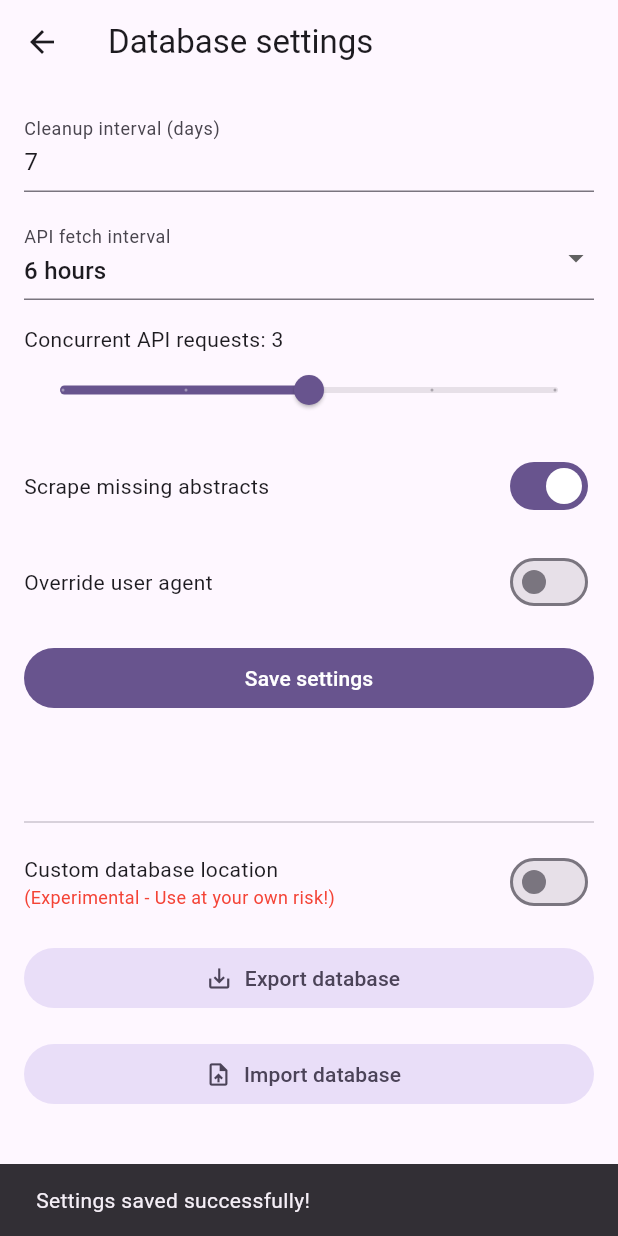
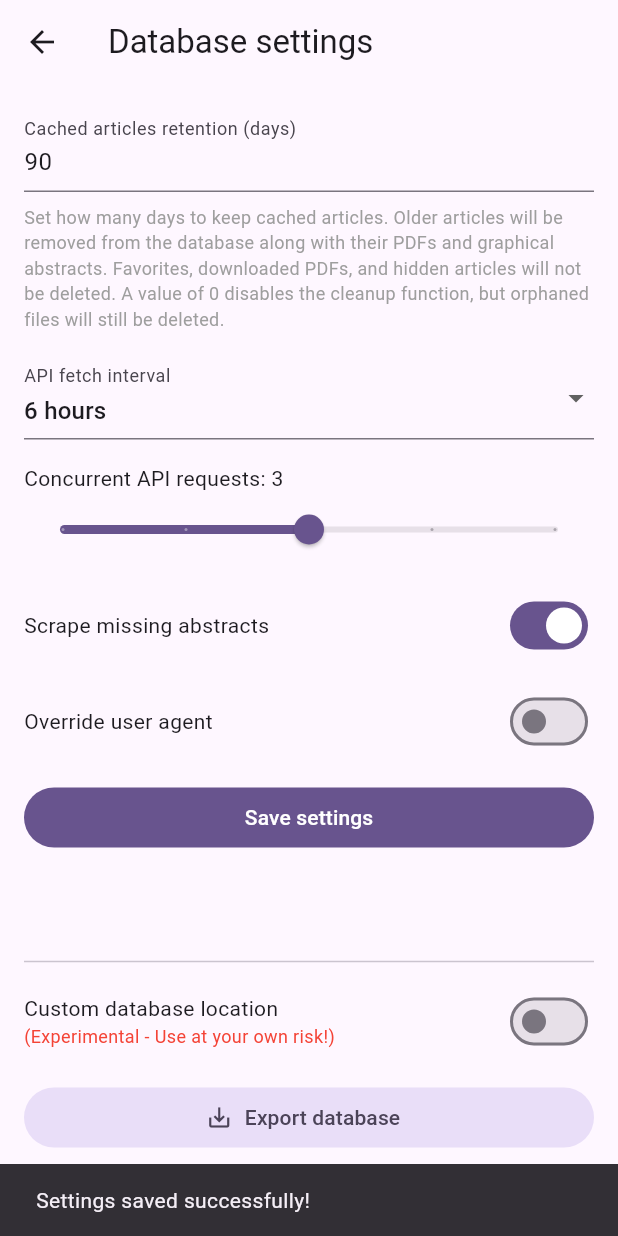
Before and after one commit to Scriptbash/Wispar, a Flutter app: the DatabaseSettingsScreen screen opened directly, after a tap on "Save settings", on a phone screen of 412 x 824 dp. Run offline on Flutter 3.47's test engine with Material 3 defaults, Android fonts, the phone set to English and light mode, and no system bars; our stand-ins replace file_picker, flutter_local_notifications, flutter_localized_locales, flutter_markdown_plus, google_nav_bar, introduction_screen and 7 more; missing offline and left inert: background_fetch, flutter_inappwebview, latext, pdfrx; accounts and stored records are empty; generated files the repository leaves out were written again.

Commit message:
db cleanup improvements

```diff
--- a/lib/l10n/app_en.arb
+++ b/lib/l10n/app_en.arb
@@ -533,8 +533,10 @@
   "@concurrentFetches": {},
   "scrapeAbstracts": "Scrape missing abstracts",
   "@scrapeAbstracts": {},
-  "cleanupInterval": "Cleanup interval (days)",
-  "@cleanupInterval": {},
+  "cachedArticleRetentionDays": "Cached articles retention (days)",
+  "@cachedArticleRetentionDays": {},
+  "cachedArticleRetentionDaysDesc": "Set how many days to keep cached articles. Older articles will be removed from the database along with their PDFs and graphical abstracts. Favorites, downloaded PDFs, and hidden articles will not be deleted. A value of 0 disables the cleanup function, but orphaned files will still be deleted.",
+  "@cachedArticleRetentionDaysDesc":{},
   "cleanupIntervalHint": "Enter number of days (1 to 365)",
   "@cleanupIntervalHint": {},
   "apiFetchInterval": "API fetch interval",
--- a/lib/screens/database_settings_screen.dart
+++ b/lib/screens/database_settings_screen.dart
@@ -24,10 +24,10 @@ class DatabaseSettingsScreenState extends State<DatabaseSettingsScreen> {
   final _formKey = GlobalKey<FormState>();
 
   bool _scrapeAbstracts = true; // Default to scraping missing abstracts
-  int _cleanupInterval = 7; // Default for cleanup interval
+  int _cleanupThreshold = 90; // Default for cleanup interval
   int _fetchInterval = 6; // Default API fetch to 6 hours
   int _concurrentFetches = 3; // Default to 3 concurrent fetches
-  final TextEditingController _cleanupIntervalController =
+  final TextEditingController _cleanupThresholdController =
       TextEditingController();
 
   bool _overrideUserAgent = false;
@@ -49,7 +49,7 @@ class DatabaseSettingsScreenState extends State<DatabaseSettingsScreen> {
     SharedPreferences prefs = await SharedPreferences.getInstance();
     setState(() {
       // Load the values from SharedPreferences if available
-      _cleanupInterval = prefs.getInt('cleanupInterval') ?? 7;
+      _cleanupThreshold = prefs.getInt('cleanupThreshold') ?? 90;
       _fetchInterval = prefs.getInt('fetchInterval') ?? 6;
       _scrapeAbstracts = prefs.getBool('scrapeAbstracts') ?? true;
       _concurrentFetches = prefs.getInt('concurrentFetches') ?? 3;
@@ -59,14 +59,14 @@ class DatabaseSettingsScreenState extends State<DatabaseSettingsScreen> {
       _customDatabasePath = prefs.getString('customDatabasePath');
       _customDatabaseBookmark = prefs.getString('customDatabaseBookmark');
     });
-    _cleanupIntervalController.text = _cleanupInterval.toString();
+    _cleanupThresholdController.text = _cleanupThreshold.toString();
   }
 
   // Save settings to SharedPreferences
   Future<void> _saveSettings() async {
     if (_formKey.currentState?.validate() ?? false) {
       SharedPreferences prefs = await SharedPreferences.getInstance();
-      await prefs.setInt('cleanupInterval', _cleanupInterval);
+      await prefs.setInt('cleanupThreshold', _cleanupThreshold);
       await prefs.setInt('fetchInterval', _fetchInterval);
       await prefs.setBool('scrapeAbstracts', _scrapeAbstracts);
       await prefs.setInt('concurrentFetches', _concurrentFetches);
@@ -541,6 +541,13 @@ class DatabaseSettingsScreenState extends State<DatabaseSettingsScreen> {
   }
 
   @override
+  void dispose() {
+    _cleanupThresholdController.dispose();
+    _userAgentController.dispose();
+    super.dispose();
+  }
+
+  @override
   Widget build(BuildContext context) {
     return Scaffold(
         appBar: AppBar(
@@ -556,18 +563,18 @@ class DatabaseSettingsScreenState extends State<DatabaseSettingsScreen> {
                   crossAxisAlignment: CrossAxisAlignment.stretch,
                   children: [
                     TextFormField(
-                      controller: _cleanupIntervalController,
+                      controller: _cleanupThresholdController,
                       keyboardType: TextInputType.number,
                       decoration: InputDecoration(
-                        labelText:
-                            AppLocalizations.of(context)!.cleanupInterval,
+                        labelText: AppLocalizations.of(context)!
+                            .cachedArticleRetentionDays,
                         hintText:
                             AppLocalizations.of(context)!.cleanupIntervalHint,
                       ),
                       onChanged: (value) {
                         setState(() {
-                          _cleanupInterval =
-                              int.tryParse(value) ?? _cleanupInterval;
+                          _cleanupThreshold =
+                              int.tryParse(value) ?? _cleanupThreshold;
                         });
                       },
                       validator: (value) {
@@ -577,13 +584,19 @@ class DatabaseSettingsScreenState extends State<DatabaseSettingsScreen> {
                         }
                         final intValue = int.tryParse(value);
                         if (intValue == null ||
-                            intValue < 1 ||
+                            intValue < 0 ||
                             intValue > 365) {
                           return AppLocalizations.of(context)!
                               .cleanupIntervalNumberNotBetween;
                         }
                         return null;
                       },
+                    ),
+                    const SizedBox(height: 8),
+                    Text(
+                      AppLocalizations.of(context)!
+                          .cachedArticleRetentionDaysDesc,
+                      style: TextStyle(fontSize: 12, color: Colors.grey),
                     ),
                     const SizedBox(height: 16),
                     DropdownButtonFormField<int>(
```
Also changed, not shown: lib/services/database_helper.dart (+137 -26 lines).
